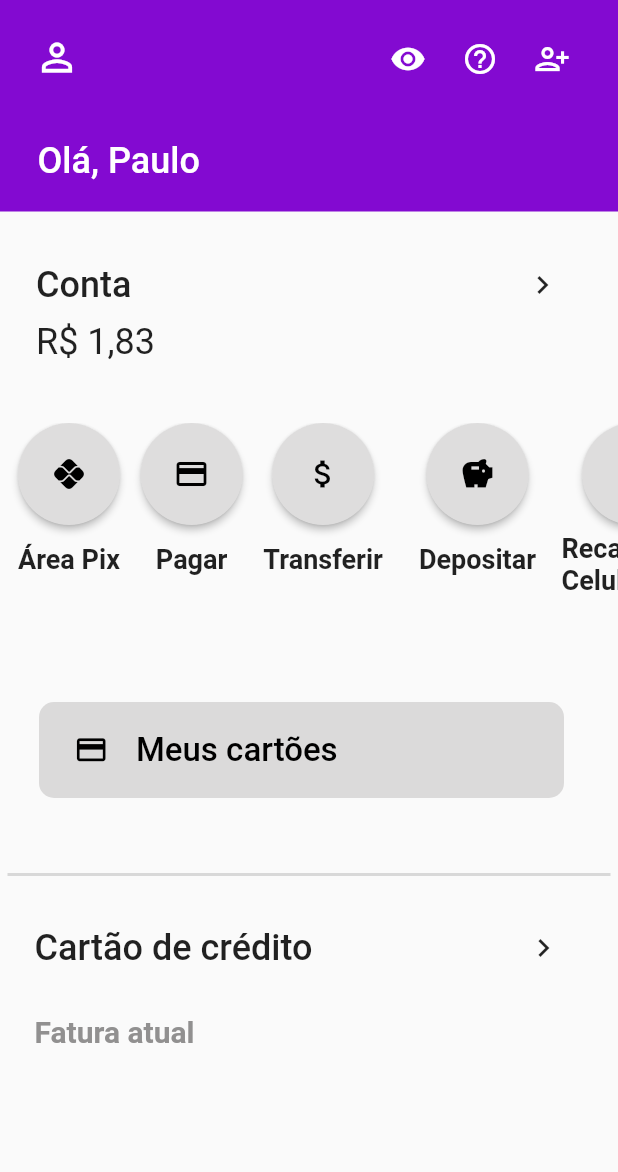
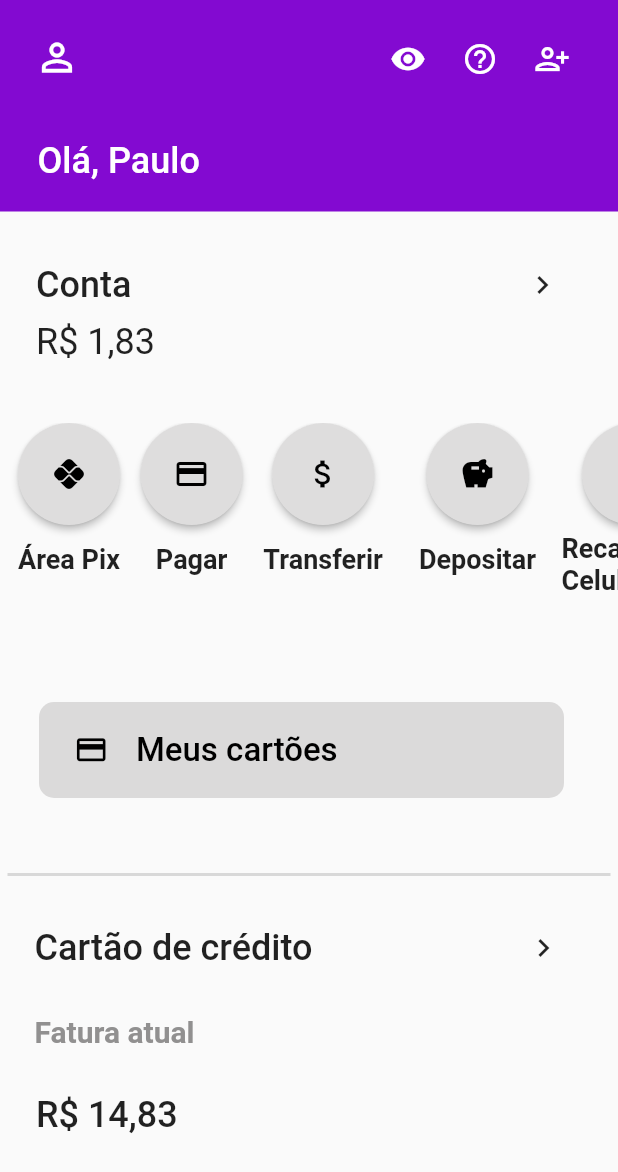
Before and after one commit to bath0ry/nubank_clone, a Flutter app: the screen it shows after launch, on a phone screen of 412 x 824 dp. Shown: the top 1172 px of the screen. Run offline on Flutter 3.47's test engine with Material 2 defaults, Android fonts, the phone set to English and light mode, and no system bars.

Commit message:
add invoice to home

```diff
--- a/lib/home/page/view/home_page.dart
+++ b/lib/home/page/view/home_page.dart
@@ -1,5 +1,6 @@
 import 'package:flutter/material.dart';
 import 'package:nubank_clone/products/components/account_balance.dart';
+import 'package:nubank_clone/products/components/current_invoice_widget.dart';
 
 import '../../../products/components/home_page_list_buttons.dart';
 import '../../../products/components/widgets_home_page_bar.dart';
@@ -128,6 +129,10 @@ class HomePage extends StatelessWidget {
                   ],
                 ),
               ),
+              SizedBox(
+                height: 30,
+              ),
+              CurrentInvoice(),
             ],
           ),
         ),
--- a/lib/products/components/current_invoice_widget.dart
+++ b/lib/products/components/current_invoice_widget.dart
@@ -0,0 +1,22 @@
+import 'package:flutter/cupertino.dart';
+import 'package:flutter/src/foundation/key.dart';
+import 'package:flutter/src/widgets/framework.dart';
+
+class CurrentInvoice extends StatelessWidget {
+  const CurrentInvoice({Key? key}) : super(key: key);
+
+  @override
+  Widget build(BuildContext context) {
+    return Row(
+      children: [
+        Padding(
+          padding: const EdgeInsets.only(left: 24),
+          child: Text(
+            'R\$ 14,83',
+            style: TextStyle(fontSize: 24, fontWeight: FontWeight.w500),
+          ),
+        ),
+      ],
+    );
+  }
+}
```
